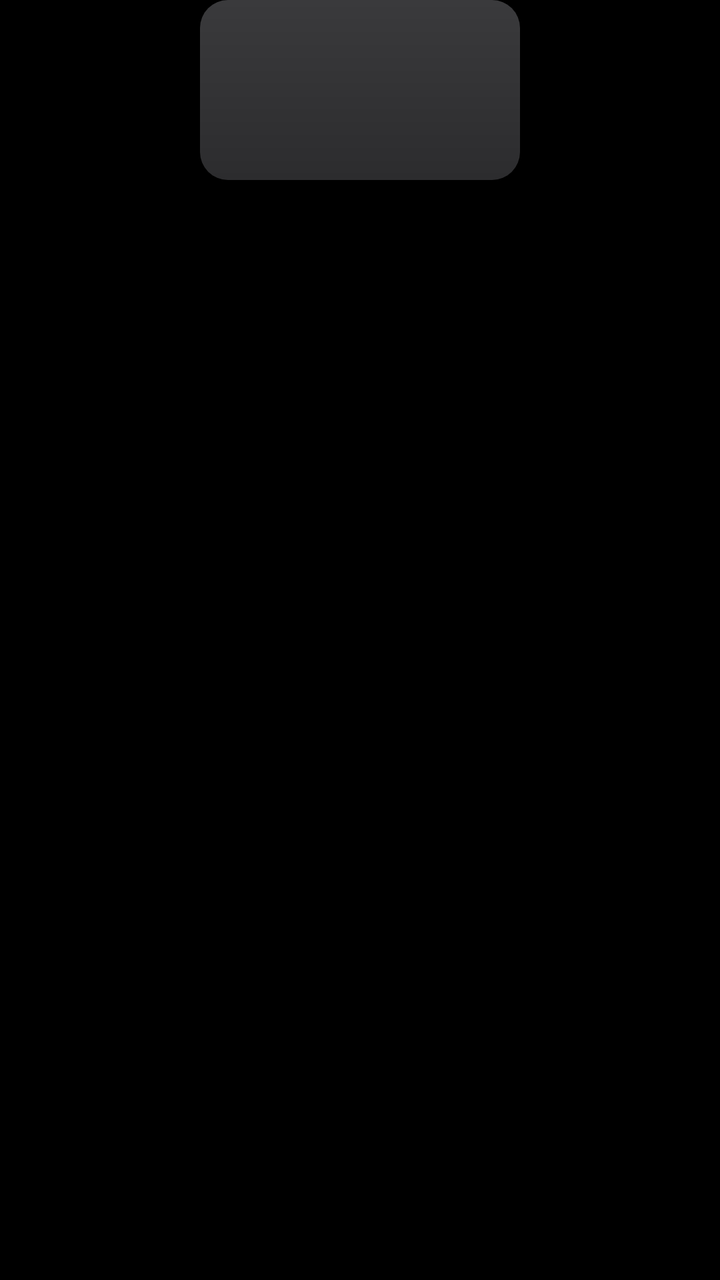
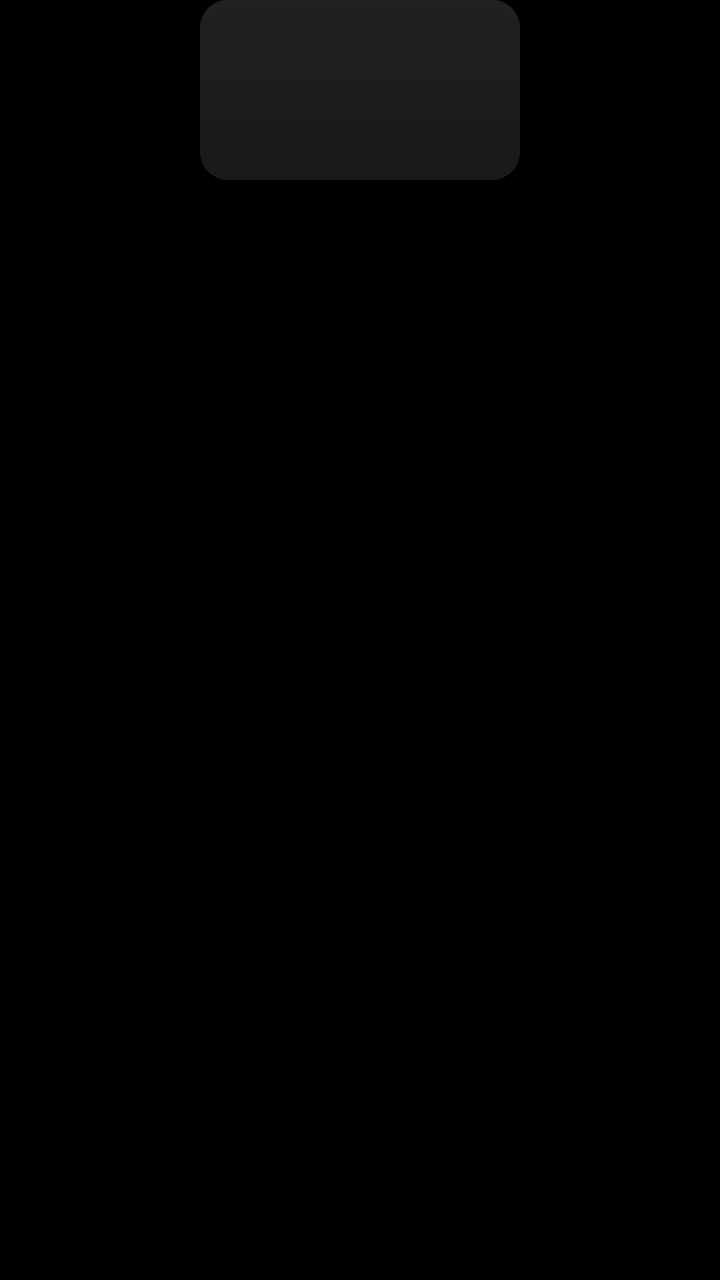

Compare the two renders of this Android layout. The source of the first and the diff that turns it into the second are given below.
<!-- AndroidManifest.xml: application theme Theme.Uzi -->
<!-- res/layout/item_app.xml -->
<?xml version="1.0" encoding="utf-8"?>
<LinearLayout xmlns:android="http://schemas.android.com/apk/res/android"
    android:layout_width="match_parent" android:layout_height="wrap_content"
    android:clipChildren="false" android:clipToPadding="false"
    android:gravity="center_horizontal"
    android:orientation="vertical">
    <FrameLayout android:id="@+id/tile"
        android:layout_width="160dp" android:layout_height="90dp"
        android:background="@drawable/tile_bg"
        android:focusable="true" android:focusableInTouchMode="true"
        android:clickable="true" android:longClickable="true">
        <ImageView android:id="@+id/banner" android:layout_width="match_parent" android:layout_height="match_parent"
            android:scaleType="centerCrop" android:importantForAccessibility="no" />
        <ImageView android:id="@+id/icon" android:layout_width="56dp" android:layout_height="56dp"
            android:layout_gravity="center" android:scaleType="fitCenter" android:importantForAccessibility="no" />
        <View android:id="@+id/shine" android:layout_width="match_parent" android:layout_height="match_parent"
            android:background="@drawable/shine" android:alpha="0" />
    </FrameLayout>
    <TextView android:id="@+id/label"
        android:layout_width="match_parent" android:layout_height="wrap_content"
        android:layout_marginTop="14dp" android:gravity="center"
        android:maxLines="1" android:ellipsize="end"
        android:fontFamily="sans-serif-medium"
        android:textColor="#FFFFFF" android:textSize="15sp" android:alpha="0" />
</LinearLayout>
<!-- resources referenced by this layout -->
<resources>
  <!-- drawable shine (drawable) -->
  <?xml version="1.0" encoding="utf-8"?>
  <shape xmlns:android="http://schemas.android.com/apk/res/android">
      <gradient android:angle="315" android:startColor="#24FFFFFF" android:centerColor="#00FFFFFF" android:endColor="#00FFFFFF" />
      <corners android:radius="14dp" />
  </shape>
  <!-- drawable tile_bg (drawable) -->
  <?xml version="1.0" encoding="utf-8"?>
  <shape xmlns:android="http://schemas.android.com/apk/res/android">
      <gradient android:angle="270" android:startColor="#3A3A3C" android:endColor="#2C2C2E" />
      <corners android:radius="14dp" />
  </shape>
  <style name="Theme.Uzi" parent="@android:style/Theme.Material.NoActionBar.Fullscreen">
          <item name="android:windowBackground">@android:color/black</item>
          <item name="android:windowShowWallpaper">false</item>
          <item name="android:windowAnimationStyle">@null</item>
          <item name="android:colorAccent">#FFFFFF</item>
          <item name="android:alertDialogTheme">@style/Dialog.Uzi</item>
      </style>
  <style name="Dialog.Uzi" parent="@android:style/Theme.Material.Dialog.Alert">
          <item name="android:colorAccent">#FFFFFF</item>
          <item name="android:windowBackground">@drawable/dialog_bg</item>
      </style>
  <!-- drawable dialog_bg (drawable) -->
  <?xml version="1.0" encoding="utf-8"?>
  <inset xmlns:android="http://schemas.android.com/apk/res/android" android:inset="16dp">
      <shape android:shape="rectangle">
          <solid android:color="#F21C1C1E" />
          <corners android:radius="18dp" />
      </shape>
  </inset>
</resources>

<!-- the commit's change to res/layout/item_app.xml (unified diff, before → after) -->
@@ -2,24 +2,27 @@
 <LinearLayout xmlns:android="http://schemas.android.com/apk/res/android"
     android:layout_width="match_parent" android:layout_height="wrap_content"
     android:clipChildren="false" android:clipToPadding="false"
-    android:gravity="center_horizontal"
-    android:orientation="vertical">
+    android:gravity="center_horizontal" android:orientation="vertical">
     <FrameLayout android:id="@+id/tile"
         android:layout_width="160dp" android:layout_height="90dp"
         android:background="@drawable/tile_bg"
-        android:focusable="true" android:focusableInTouchMode="true"
-        android:clickable="true" android:longClickable="true">
+        android:focusable="true" android:clickable="true" android:longClickable="true">
         <ImageView android:id="@+id/banner" android:layout_width="match_parent" android:layout_height="match_parent"
             android:scaleType="centerCrop" android:importantForAccessibility="no" />
         <ImageView android:id="@+id/icon" android:layout_width="56dp" android:layout_height="56dp"
             android:layout_gravity="center" android:scaleType="fitCenter" android:importantForAccessibility="no" />
         <View android:id="@+id/shine" android:layout_width="match_parent" android:layout_height="match_parent"
-            android:background="@drawable/shine" android:alpha="0" />
+            android:background="@drawable/shine" android:rotation="0" android:alpha="0" />
+        <View android:id="@+id/dim" android:layout_width="match_parent" android:layout_height="match_parent"
+            android:background="@drawable/dim" android:alpha="0.42" />
+        <View android:id="@+id/rim" android:layout_width="match_parent" android:layout_height="match_parent"
+            android:background="@drawable/rim" android:alpha="0" />
     </FrameLayout>
     <TextView android:id="@+id/label"
         android:layout_width="match_parent" android:layout_height="wrap_content"
-        android:layout_marginTop="14dp" android:gravity="center"
+        android:layout_marginTop="15dp" android:gravity="center"
         android:maxLines="1" android:ellipsize="end"
         android:fontFamily="sans-serif-medium"
+        android:shadowColor="#99000000" android:shadowDy="1" android:shadowRadius="6"
         android:textColor="#FFFFFF" android:textSize="15sp" android:alpha="0" />
 </LinearLayout>
<!-- resource entries referenced after the edit -->
@@ -1,10 +1,21 @@
 <!-- resources referenced by this layout -->
 <resources>
+  <!-- drawable dim (drawable) -->
+  <?xml version="1.0" encoding="utf-8"?>
+  <shape xmlns:android="http://schemas.android.com/apk/res/android">
+      <solid android:color="#FF000000" />
+      <corners android:radius="14dp" />
+  </shape>
+  <!-- drawable rim (drawable) -->
+  <?xml version="1.0" encoding="utf-8"?>
+  <shape xmlns:android="http://schemas.android.com/apk/res/android">
+      <stroke android:width="1.5dp" android:color="#66FFFFFF" />
+      <corners android:radius="14dp" />
+  </shape>
   <!-- drawable shine (drawable) -->
   <?xml version="1.0" encoding="utf-8"?>
   <shape xmlns:android="http://schemas.android.com/apk/res/android">
-      <gradient android:angle="315" android:startColor="#24FFFFFF" android:centerColor="#00FFFFFF" android:endColor="#00FFFFFF" />
-      <corners android:radius="14dp" />
+      <gradient android:angle="0" android:startColor="#00FFFFFF" android:centerColor="#38FFFFFF" android:endColor="#00FFFFFF" />
   </shape>
   <!-- drawable tile_bg (drawable) -->
   <?xml version="1.0" encoding="utf-8"?>
